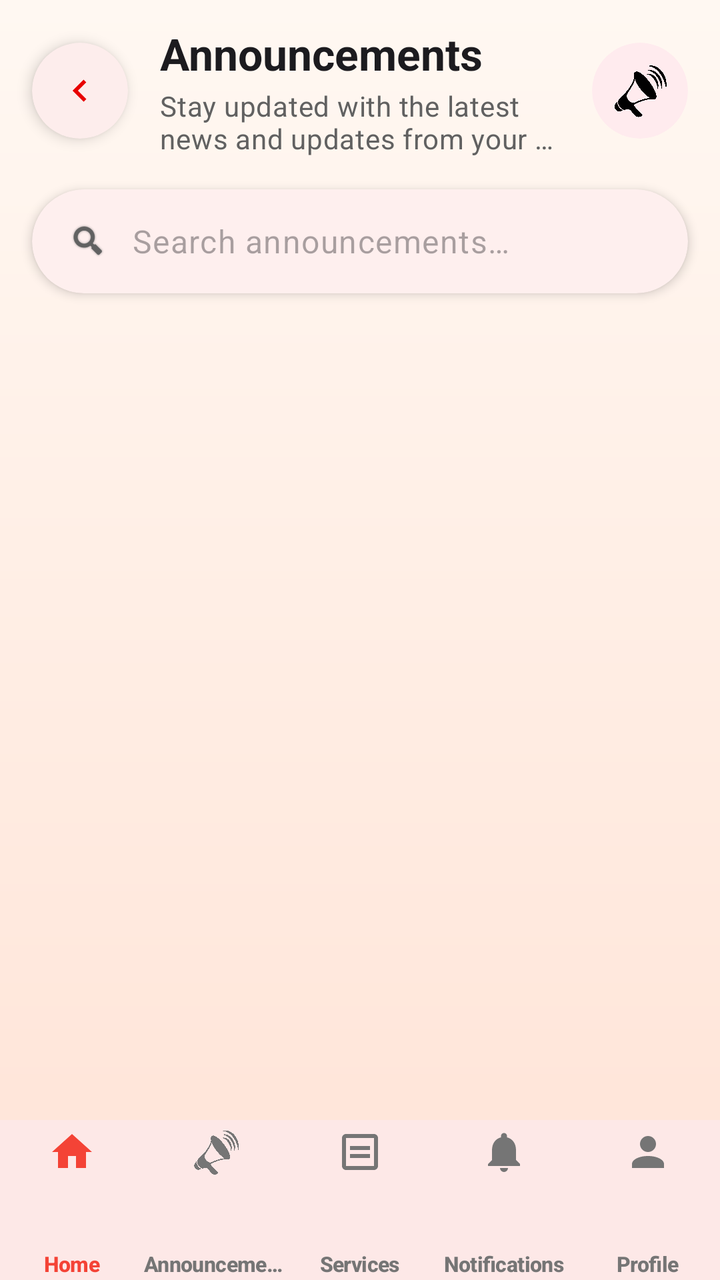
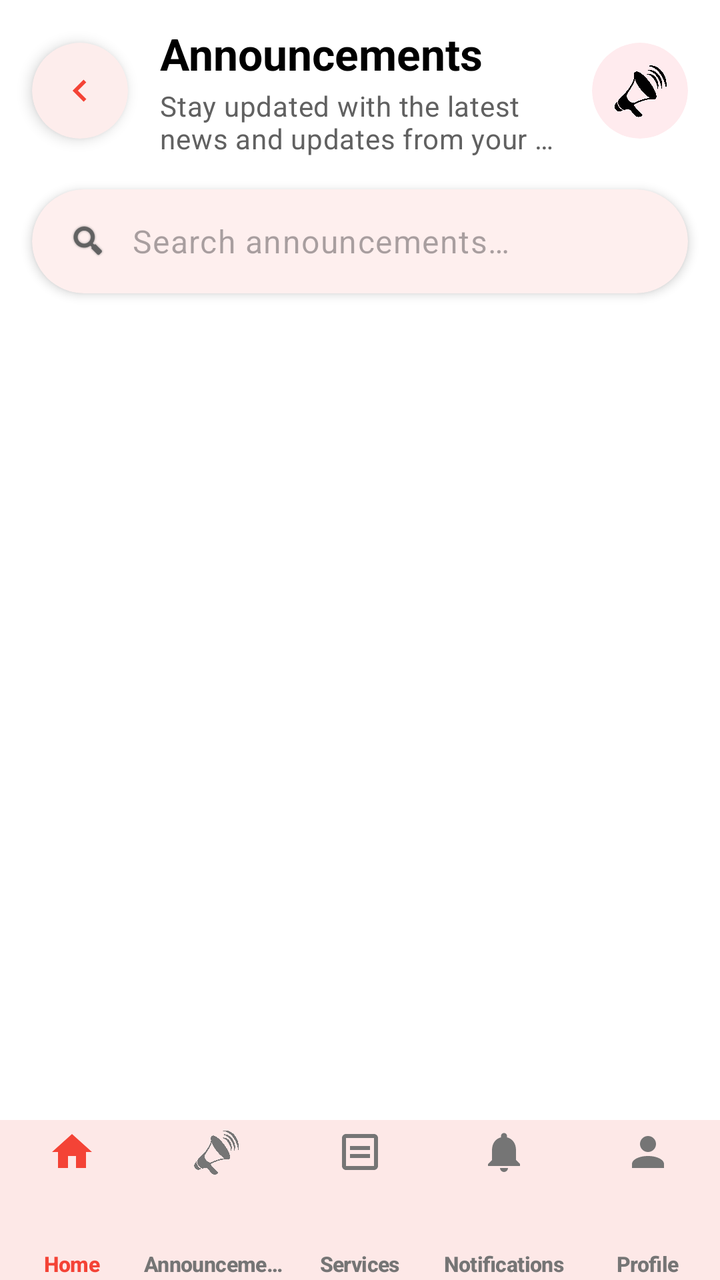

The first picture is an Android layout as it rendered before a commit; the second is the same layout after the commit. The layout source and the unified diff follow.
<!-- AndroidManifest.xml: application theme Theme.IServeKo -->
<!-- res/layout/activity_announcement_resident.xml -->
<?xml version="1.0" encoding="utf-8"?>
<androidx.coordinatorlayout.widget.CoordinatorLayout xmlns:android="http://schemas.android.com/apk/res/android"
    xmlns:app="http://schemas.android.com/apk/res-auto"
    xmlns:tools="http://schemas.android.com/tools"
    android:id="@+id/main"
    android:layout_width="match_parent"
    android:layout_height="match_parent"
    android:background="@drawable/designbrg_v2"
    tools:context=".AnnouncementResidentActivity">

    <com.google.android.material.appbar.AppBarLayout
        android:layout_width="match_parent"
        android:layout_height="wrap_content"
        android:background="@android:color/transparent"
        android:clipChildren="false"
        android:clipToPadding="false"
        app:elevation="0dp"
        app:liftOnScroll="false">

        
        <LinearLayout
            android:layout_width="match_parent"
            android:layout_height="wrap_content"
            android:clipChildren="false"
            android:clipToPadding="false"
            android:gravity="center_vertical"
            android:minHeight="64dp"
            android:orientation="horizontal"
            android:paddingStart="16dp"
            android:paddingTop="12dp"
            android:paddingEnd="16dp"
            android:paddingBottom="8dp">

            
            <com.google.android.material.card.MaterialCardView
                android:layout_width="48dp"
                android:layout_height="48dp"
                android:clickable="true"
                android:focusable="true"
                android:foreground="?attr/selectableItemBackgroundBorderless"
                app:cardBackgroundColor="@color/white"
                app:cardCornerRadius="24dp"
                app:cardElevation="4dp"
                app:strokeWidth="0dp">

                <ImageView
                    android:id="@+id/btnBack"
                    android:layout_width="22dp"
                    android:layout_height="22dp"
                    android:layout_gravity="center"
                    android:contentDescription="@string/back_label"
                    android:rotation="180"
                    android:src="@drawable/ic_arrow_next"
                    app:tint="#E80000" />
            </com.google.android.material.card.MaterialCardView>

            
            <LinearLayout
                android:layout_width="0dp"
                android:layout_height="wrap_content"
                android:layout_marginStart="16dp"
                android:layout_marginEnd="12dp"
                android:layout_weight="1"
                android:gravity="center_vertical"
                android:orientation="vertical">

                <TextView
                    android:layout_width="match_parent"
                    android:layout_height="wrap_content"
                    android:ellipsize="end"
                    android:maxLines="1"
                    android:text="@string/announcements_header"
                    android:textAlignment="viewStart"
                    android:textAppearance="@style/TextAppearance.Material3.TitleLarge"
                    android:textColor="@color/onSurface"
                    android:textStyle="bold" />

                <TextView
                    android:layout_width="match_parent"
                    android:layout_height="wrap_content"
                    android:layout_marginTop="2dp"
                    android:ellipsize="end"
                    android:maxLines="2"
                    android:text="@string/announcements_subtitle"
                    android:textAlignment="viewStart"
                    android:textAppearance="@style/TextAppearance.Material3.BodyMedium"
                    android:textColor="@color/onSurfaceVariant" />
            </LinearLayout>

            
            <com.google.android.material.card.MaterialCardView
                android:layout_width="48dp"
                android:layout_height="48dp"
                app:cardBackgroundColor="#FFEBEE"
                app:cardCornerRadius="24dp"
                app:cardElevation="0dp"
                app:strokeWidth="0dp">

                <ImageView
                    android:layout_width="28dp"
                    android:layout_height="28dp"
                    android:layout_gravity="center"
                    android:src="@drawable/announcementlogo"
                    tools:ignore="ContentDescription" />
            </com.google.android.material.card.MaterialCardView>
        </LinearLayout>

        
        <com.google.android.material.card.MaterialCardView
            android:layout_width="match_parent"
            android:layout_height="wrap_content"
            android:layout_marginStart="16dp"
            android:layout_marginTop="8dp"
            android:layout_marginEnd="16dp"
            android:layout_marginBottom="12dp"
            app:cardBackgroundColor="@color/white"
            app:cardCornerRadius="28dp"
            app:cardElevation="3dp"
            app:strokeWidth="0dp">

            <LinearLayout
                android:layout_width="match_parent"
                android:layout_height="52dp"
                android:gravity="center_vertical"
                android:orientation="horizontal"
                android:paddingHorizontal="18dp">

                <ImageView
                    android:layout_width="20dp"
                    android:layout_height="20dp"
                    android:src="@android:drawable/ic_search_category_default"
                    app:tint="@color/onSurfaceVariant"
                    tools:ignore="ContentDescription" />

                <EditText
                    android:id="@+id/inputSearch"
                    android:layout_width="match_parent"
                    android:layout_height="match_parent"
                    android:layout_marginStart="12dp"
                    android:background="@android:color/transparent"
                    android:hint="@string/search_announcements_hint"
                    android:imeOptions="actionSearch"
                    android:importantForAutofill="no"
                    android:inputType="text"
                    android:maxLines="1"
                    android:textAppearance="@style/TextAppearance.Material3.BodyLarge"
                    android:textColor="@color/onSurface" />
            </LinearLayout>
        </com.google.android.material.card.MaterialCardView>
    </com.google.android.material.appbar.AppBarLayout>

    
    <androidx.recyclerview.widget.RecyclerView
        android:id="@+id/recyclerViewAnnouncements"
        android:layout_width="match_parent"
        android:layout_height="match_parent"
        android:clipToPadding="false"
        android:paddingStart="16dp"
        android:paddingTop="4dp"
        android:paddingEnd="16dp"
        android:paddingBottom="96dp"
        app:layout_behavior="@string/appbar_scrolling_view_behavior" />

    
    <com.google.android.material.bottomnavigation.BottomNavigationView
        android:id="@+id/bottomNavigation"
        android:layout_width="match_parent"
        android:layout_height="wrap_content"
        android:layout_gravity="bottom"
        android:background="@color/white"
        app:elevation="8dp"
        app:itemIconTint="@color/nav_item_color"
        app:itemPaddingBottom="4dp"
        app:itemPaddingTop="4dp"
        app:itemRippleColor="#33F44336"
        app:itemTextAppearanceActive="@style/BottomNavText"
        app:itemTextAppearanceInactive="@style/BottomNavText"
        app:itemTextColor="@color/nav_item_color"
        app:labelVisibilityMode="labeled"
        app:menu="@menu/bottom_nav_menu" />

</androidx.coordinatorlayout.widget.CoordinatorLayout>
<!-- resources referenced by this layout -->
<resources>
  <color name="onSurface">#1C1B1F</color>
  <color name="onSurfaceVariant">#616161</color>
  <color name="white">#FFFFFFFF</color>
  <!-- drawable announcementlogo: png bitmap (drawable, 231928 bytes) -->
  <!-- drawable designbrg_v2 (drawable) -->
  <?xml version="1.0" encoding="utf-8"?>
  <shape xmlns:android="http://schemas.android.com/apk/res/android">
      <gradient android:type = "linear" android:angle="100"
          android:startColor="#FFF8F2" android:endColor="#FFE3D6"/>
  </shape>
  <!-- drawable ic_arrow_next (drawable) -->
  <vector xmlns:android="http://schemas.android.com/apk/res/android"
      android:width="24dp"
      android:height="24dp"
      android:viewportWidth="24"
      android:viewportHeight="24">
      <path
          android:fillColor="#FF000000"
          android:pathData="M8.59,16.59L13.17,12L8.59,7.41L10,6L16,12L10,18L8.59,16.59Z"/>
  </vector>
  <string name="announcements_header">Announcements</string>
  <string name="announcements_subtitle">Stay updated with the latest news and updates from your barangay.</string>
  <string name="back_label">← Back</string>
  <string name="search_announcements_hint">Search announcements…</string>
  <style name="BottomNavText" parent="TextAppearance.Material3.LabelSmall">
          <item name="android:textSize">10.5sp</item>
          <item name="android:textStyle">bold</item>
          <item name="android:includeFontPadding">false</item>
          <item name="android:letterSpacing">-0.02</item>
      </style>
  <style name="Theme.IServeKo" parent="Base.Theme.IServeKo" />
  <style name="Base.Theme.IServeKo" parent="Theme.Material3.DayNight.NoActionBar">
          <item name="colorPrimary">@color/primary</item>
          <item name="colorOnPrimary">@color/onPrimary</item>
          <item name="colorPrimaryContainer">@color/primaryContainer</item>
          <item name="colorOnPrimaryContainer">@color/onPrimaryContainer</item>
  
          <item name="colorSecondary">@color/secondary</item>
          <item name="colorOnSecondary">@color/onSecondary</item>
          <item name="colorSecondaryContainer">@color/secondaryContainer</item>
          <item name="colorOnSecondaryContainer">@color/onSecondaryContainer</item>
  
          <item name="android:colorBackground">@color/white</item>
          <item name="colorSurface">@color/surface</item>
          <item name="colorOnSurface">@color/onSurface</item>
          <item name="colorSurfaceVariant">@color/surfaceVariant</item>
          <item name="colorOnSurfaceVariant">@color/onSurfaceVariant</item>
  
          <item name="android:statusBarColor">#F44336</item>
          <item name="android:windowLightStatusBar">false</item>
          <item name="android:navigationBarColor">@color/white</item>
      </style>
  <color name="primary">#F44336</color>
  <color name="onPrimary">#FFFFFF</color>
  <color name="primaryContainer">#FFEBEE</color>
  <color name="onPrimaryContainer">#C62828</color>
  <color name="secondary">#F44336</color>
  <color name="onSecondary">#FFFFFF</color>
  <color name="secondaryContainer">#FFEBEE</color>
  <color name="onSecondaryContainer">#C62828</color>
  <color name="surface">#FFFFFF</color>
  <color name="surfaceVariant">#F5F5F5</color>
</resources>

<!-- the commit's change to res/layout/activity_announcement_resident.xml (unified diff, before → after) -->
@@ -51,7 +51,7 @@
                     android:contentDescription="@string/back_label"
                     android:rotation="180"
                     android:src="@drawable/ic_arrow_next"
-                    app:tint="#E80000" />
+                    app:tint="#F44336" />
             </com.google.android.material.card.MaterialCardView>
 
             
<!-- resource entries referenced after the edit -->
@@ -1,14 +1,13 @@
 <!-- resources referenced by this layout -->
 <resources>
-  <color name="onSurface">#1C1B1F</color>
+  <color name="onSurface">#FF000000</color>
   <color name="onSurfaceVariant">#616161</color>
   <color name="white">#FFFFFFFF</color>
   <!-- drawable announcementlogo: png bitmap (drawable, 231928 bytes) -->
   <!-- drawable designbrg_v2 (drawable) -->
   <?xml version="1.0" encoding="utf-8"?>
   <shape xmlns:android="http://schemas.android.com/apk/res/android">
-      <gradient android:type = "linear" android:angle="100"
-          android:startColor="#FFF8F2" android:endColor="#FFE3D6"/>
+       <solid android:color="#FFFFFFFF"/>
   </shape>
   <!-- drawable ic_arrow_next (drawable) -->
   <vector xmlns:android="http://schemas.android.com/apk/res/android"
@@ -53,14 +52,14 @@
           <item name="android:navigationBarColor">@color/white</item>
       </style>
   <color name="primary">#F44336</color>
-  <color name="onPrimary">#FFFFFF</color>
+  <color name="onPrimary">#FFFFFFFF</color>
   <color name="primaryContainer">#FFEBEE</color>
-  <color name="onPrimaryContainer">#C62828</color>
+  <color name="onPrimaryContainer">#F44336</color>
   <color name="secondary">#F44336</color>
-  <color name="onSecondary">#FFFFFF</color>
+  <color name="onSecondary">#FFFFFFFF</color>
   <color name="secondaryContainer">#FFEBEE</color>
-  <color name="onSecondaryContainer">#C62828</color>
-  <color name="surface">#FFFFFF</color>
+  <color name="onSecondaryContainer">#F44336</color>
+  <color name="surface">#FFFFFFFF</color>
   <color name="surfaceVariant">#F5F5F5</color>
 </resources>
 
